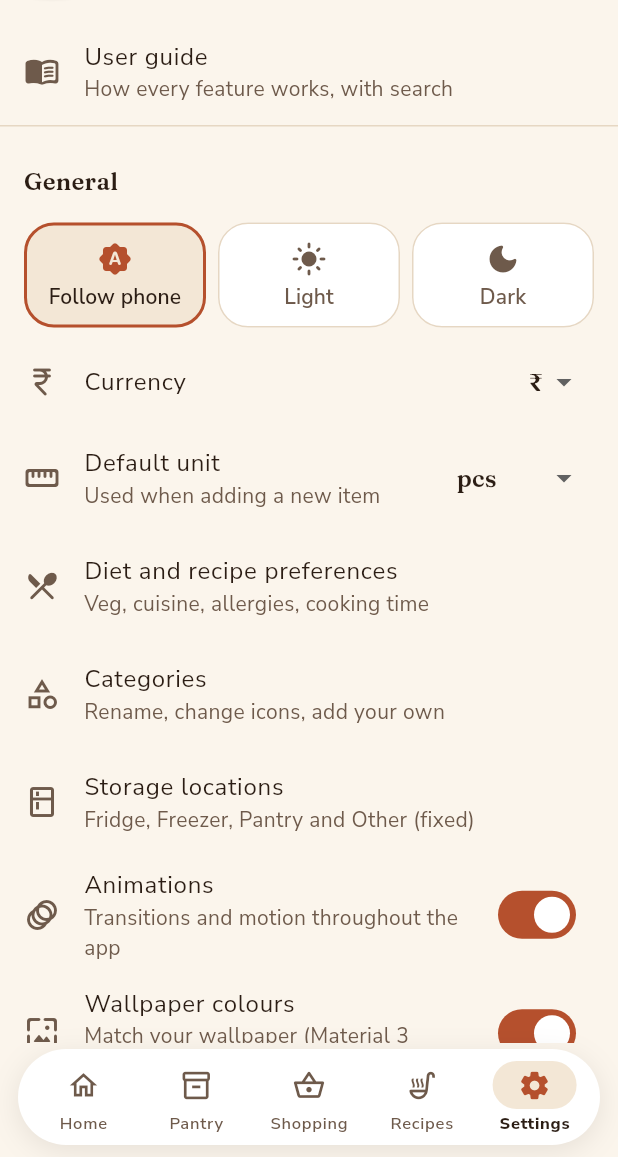
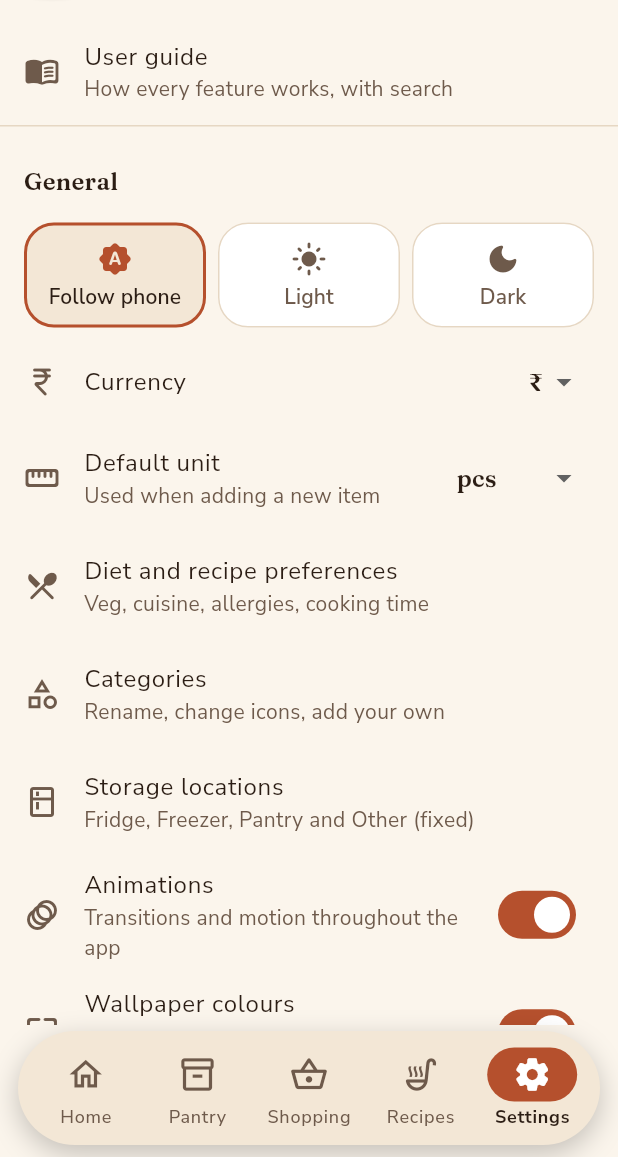
Before and after one commit to adssaketh/akshaya, a Flutter app: the screen it shows after launch, item 5 of the bottom bar chosen, on a phone screen of 412 x 824 dp, the part 79-1236 px from its top. Run offline on Flutter 3.47's test engine with Material 3 defaults, Android fonts, the phone set to English and light mode, and no system bars; drawn by our look-alikes of dynamic_color; our stand-ins replace cloud_firestore, drift, drift_flutter, file_picker, firebase_ai, firebase_auth and 10 more; missing offline and left inert: firebase_app_check, home_widget, mobile_scanner, quick_actions, record, workmanager; accounts and stored records are empty; statements that could not run were skipped.

Commit message:
Nav bar: tonal bar, solid indicator, larger (76 dp), shadow by theme
Co-Authored-By: Claude Sonnet 5.5 <noreply@anthropic.com>
Claude-Session: https://claude.ai/code/session_01U5M53a3BWDbCF5tTCZsqAF

```diff
--- a/lib/core/design/tokens/layout_tokens.dart
+++ b/lib/core/design/tokens/layout_tokens.dart
@@ -21,7 +21,7 @@ abstract final class AppRadius {
   static const double pill = 999;
 
   /// Floating bottom navigation bar (a rounded pill, as in Ping).
-  static const double navBar = 32;
+  static const double navBar = 38;
 
   static const BorderRadius controlBorder =
       BorderRadius.all(Radius.circular(control));
@@ -57,17 +57,19 @@ abstract final class AppSizes {
   static const double qrScanFrame = 240;
   static const double qrCode = 180;
 
-  static const double navBarHeight = 72;
+  static const double navBarHeight = 76;
 
   /// Floating navigation bar: indicator pill behind the selected icon, icon
   /// size, inner padding and the widest the bar grows on tablets.
-  static const double navIndicatorWidth = 56;
-  static const double navIndicatorHeight = 32;
-  static const double navIcon = 22;
-  static const double navPadding = 6;
+  static const double navIndicatorWidth = 60;
+  static const double navIndicatorHeight = 36;
+  static const double navIcon = 26;
+  static const double navPadding = 8;
   static const double navMaxWidth = 576;
   static const double navShadowBlur = 16;
-  static const double navShadowOffset = 4;
+  static const double navShadowOffset = 6;
+  static const double navShadowAlpha = 0.22;
+  static const double navShadowAlphaDark = 0.55;
   static const double fab = 56;
 
   /// Status chips ellipsise beyond this so large font scales never overflow.
--- a/lib/core/design/widgets/akshaya_nav_bar.dart
+++ b/lib/core/design/widgets/akshaya_nav_bar.dart
@@ -100,21 +100,33 @@ class _Pill extends StatelessWidget {
   @override
   Widget build(BuildContext context) {
     final colors = context.akColors;
+    final bool dark = Theme.of(context).brightness == Brightness.dark;
+    final Color shadow = Theme.of(context).shadowColor.withValues(
+          alpha: dark ? AppSizes.navShadowAlphaDark : AppSizes.navShadowAlpha,
+        );
 
-    return DecoratedBox(
+    // At least navBarHeight tall; grows when the system font is enlarged.
+    return ConstrainedBox(
+      constraints: const BoxConstraints(minHeight: AppSizes.navBarHeight),
+      child: DecoratedBox(
+        // Tinted bar (not the page colour) so it stands out in light and dark.
         decoration: BoxDecoration(
-        color: colors.surface,
+          color: colors.surfaceAlt,
           borderRadius: BorderRadius.circular(AppRadius.navBar),
           boxShadow: <BoxShadow>[
             BoxShadow(
-            color: colors.textPrimary.withValues(alpha: 0.10),
+              color: shadow,
               blurRadius: AppSizes.navShadowBlur,
               offset: const Offset(0, AppSizes.navShadowOffset),
             ),
           ],
         ),
+        child: Center(
+          heightFactor: 1,
           child: Padding(
-        padding: const EdgeInsets.all(AppSizes.navPadding),
+            padding: const EdgeInsets.symmetric(
+              horizontal: AppSizes.navPadding,
+            ),
             child: LayoutBuilder(
               builder: (BuildContext context, BoxConstraints box) {
                 final double slot = box.maxWidth / destinations.length;
@@ -132,7 +144,7 @@ class _Pill extends StatelessWidget {
                       height: AppSizes.navIndicatorHeight,
                       child: DecoratedBox(
                         decoration: BoxDecoration(
-                      color: colors.surfaceAlt,
+                          color: colors.primary,
                           borderRadius: BorderRadius.circular(
                             AppSizes.navIndicatorHeight,
                           ),
@@ -157,6 +169,8 @@ class _Pill extends StatelessWidget {
               },
             ),
           ),
+        ),
+      ),
     );
   }
 }
@@ -175,7 +189,7 @@ class _Item extends StatelessWidget {
   @override
   Widget build(BuildContext context) {
     final colors = context.akColors;
-    final TextStyle base = context.akText.labelSmall!;
+    final TextStyle base = context.akText.labelMedium!;
 
     return Semantics(
       button: true,
@@ -199,7 +213,7 @@ class _Item extends StatelessWidget {
                       child: Icon(
                         selected ? destination.selectedIcon : destination.icon,
                         size: AppSizes.navIcon,
-                        color: selected ? colors.primary : colors.textSecondary,
+                        color: selected ? colors.onPrimary : colors.textSecondary,
                       ),
                     ),
                   ),
@@ -211,9 +225,9 @@ class _Item extends StatelessWidget {
                     style: base.copyWith(
                       color:
                           selected ? colors.textPrimary : colors.textSecondary,
-                      fontWeight: selected ? FontWeight.w800 : FontWeight.w600,
+                      fontWeight: selected ? FontWeight.w700 : FontWeight.w500,
                       fontVariations: <FontVariation>[
-                        FontVariation('wght', selected ? 800 : 600),
+                        FontVariation('wght', selected ? 700 : 500),
                       ],
                     ),
                   ),
```
Also changed, not shown: 1 other file. Lines whose indentation alone changed are shown as unchanged.
